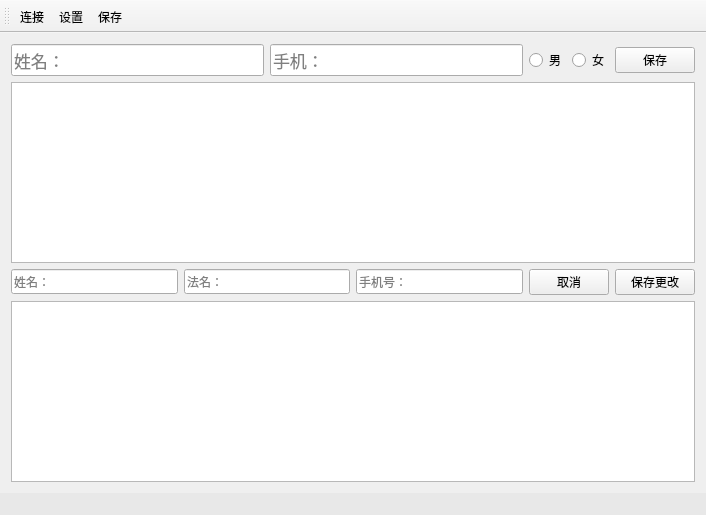
Qt form mainwindow.ui (crouse/citta) before a commit.
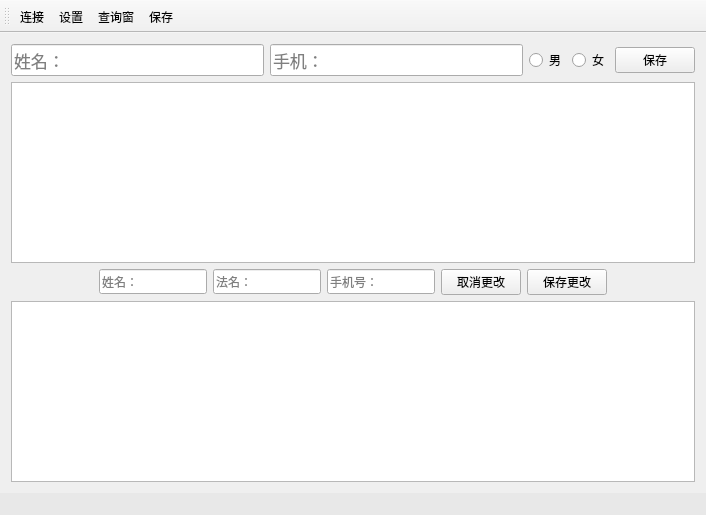
The same form after that commit. Icons and pictures are not drawn.

Patch:
```diff
--- a/mainwindow.ui
+++ b/mainwindow.ui
@@ -120,8 +120,27 @@
       </item>
       <item>
        <layout class="QHBoxLayout" name="horizontalLayoutChange">
+        <item>
+         <spacer name="horizontalSpacer">
+          <property name="orientation">
+           <enum>Qt::Horizontal</enum>
+          </property>
+          <property name="sizeHint" stdset="0">
+           <size>
+            <width>40</width>
+            <height>20</height>
+           </size>
+          </property>
+         </spacer>
+        </item>
         <item>
          <widget class="QLineEdit" name="lineEditCname">
+          <property name="sizePolicy">
+           <sizepolicy hsizetype="Fixed" vsizetype="Fixed">
+            <horstretch>0</horstretch>
+            <verstretch>0</verstretch>
+           </sizepolicy>
+          </property>
           <property name="font">
            <font>
             <family>YouYuan</family>
@@ -134,6 +153,12 @@
         </item>
         <item>
          <widget class="QLineEdit" name="lineEditCfname">
+          <property name="sizePolicy">
+           <sizepolicy hsizetype="Fixed" vsizetype="Fixed">
+            <horstretch>0</horstretch>
+            <verstretch>0</verstretch>
+           </sizepolicy>
+          </property>
           <property name="font">
            <font>
             <family>Yuanti SC</family>
@@ -146,6 +171,12 @@
         </item>
         <item>
          <widget class="QLineEdit" name="lineEditCPhone">
+          <property name="sizePolicy">
+           <sizepolicy hsizetype="Fixed" vsizetype="Fixed">
+            <horstretch>0</horstretch>
+            <verstretch>0</verstretch>
+           </sizepolicy>
+          </property>
           <property name="font">
            <font>
             <family>Yuanti SC</family>
@@ -158,18 +189,30 @@
         </item>
         <item>
          <widget class="QPushButton" name="pushButtonCancel">
+          <property name="sizePolicy">
+           <sizepolicy hsizetype="Fixed" vsizetype="Fixed">
+            <horstretch>0</horstretch>
+            <verstretch>0</verstretch>
+           </sizepolicy>
+          </property>
           <property name="font">
            <font>
             <family>Yuanti SC</family>
            </font>
           </property>
           <property name="text">
-           <string>取消</string>
+           <string>取消更改</string>
           </property>
          </widget>
         </item>
         <item>
          <widget class="QPushButton" name="pushButtonSaveChange">
+          <property name="sizePolicy">
+           <sizepolicy hsizetype="Fixed" vsizetype="Fixed">
+            <horstretch>0</horstretch>
+            <verstretch>0</verstretch>
+           </sizepolicy>
+          </property>
           <property name="font">
            <font>
             <family>Yuanti SC</family>
@@ -180,6 +223,19 @@
           </property>
          </widget>
         </item>
+        <item>
+         <spacer name="horizontalSpacer_2">
+          <property name="orientation">
+           <enum>Qt::Horizontal</enum>
+          </property>
+          <property name="sizeHint" stdset="0">
+           <size>
+            <width>40</width>
+            <height>20</height>
+           </size>
+          </property>
+         </spacer>
+        </item>
        </layout>
       </item>
       <item>
@@ -222,6 +278,7 @@
    </attribute>
    <addaction name="actionDb"/>
    <addaction name="actionConfig"/>
+   <addaction name="actionQueryWindow"/>
    <addaction name="actionSave"/>
   </widget>
   <widget class="QStatusBar" name="statusBar">
@@ -288,6 +345,15 @@
     <string>修改</string>
    </property>
   </action>
+  <action name="actionQueryWindow">
+   <property name="icon">
+    <iconset resource="pic.qrc">
+     <normaloff>:/pics/see.png</normaloff>:/pics/see.png</iconset>
+   </property>
+   <property name="text">
+    <string>查询窗</string>
+   </property>
+  </action>
  </widget>
  <layoutdefault spacing="6" margin="11"/>
  <tabstops>
```
